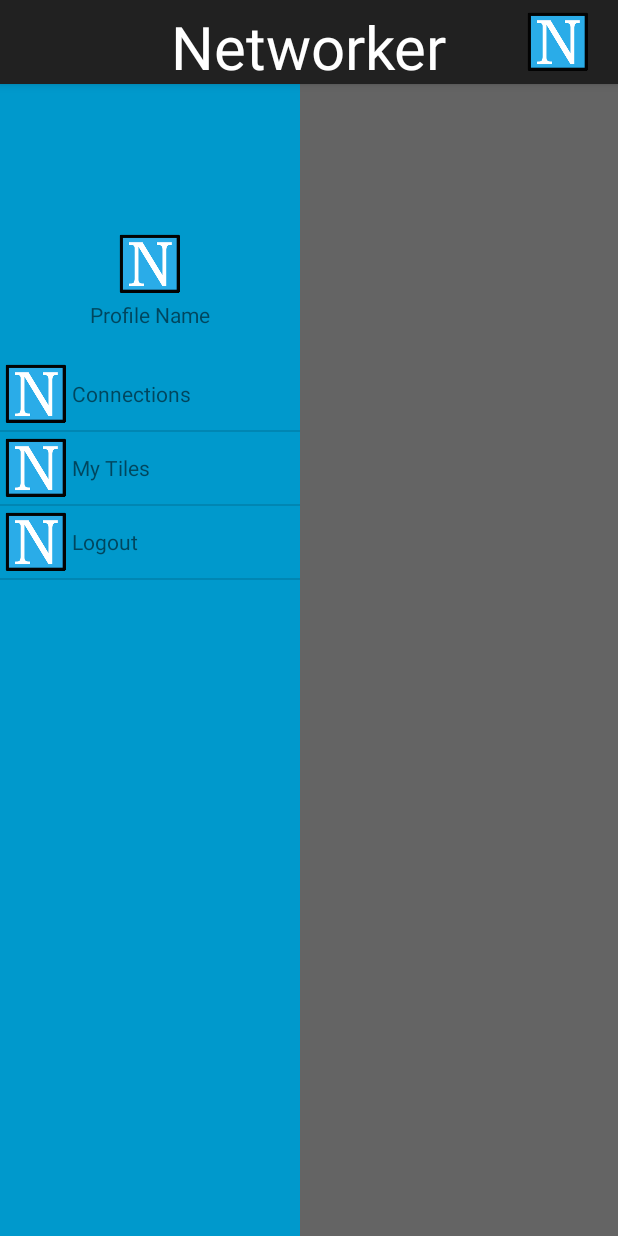
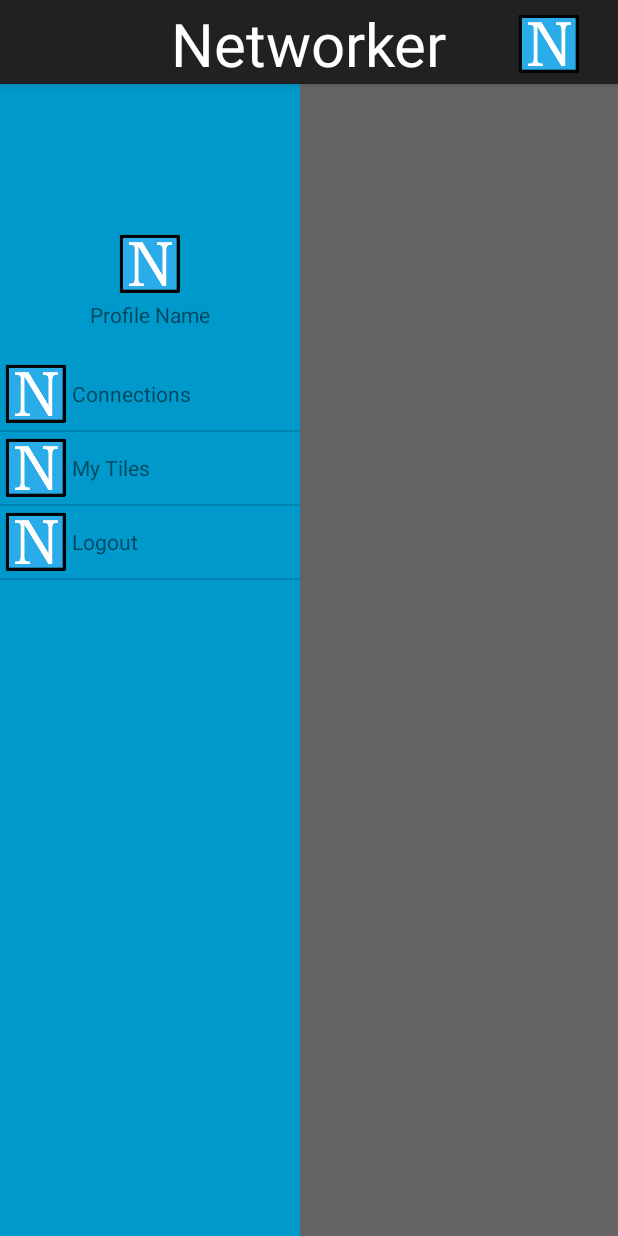
Before and after one commit to eltontian/Networkz, an Android app: the MainActivity screen opened directly, with no data from a screen before it, with the side drawer open, on a phone screen of 412 x 824 dp. Run offline under Robolectric (Android 15) with nearby library versions, the light colour scheme and no system bars; 4 statements that could not run were skipped.

Commit message:
File callback, topbar margin

```diff
--- a/Android-Network/app/src/main/res/layout/action_bar_layout.xml
+++ b/Android-Network/app/src/main/res/layout/action_bar_layout.xml
@@ -1,7 +1,8 @@
 <?xml version="1.0" encoding="utf-8"?>
 <RelativeLayout xmlns:android="http://schemas.android.com/apk/res/android"
     android:orientation="vertical" android:layout_width="match_parent"
-    android:layout_height="match_parent">
+    android:layout_height="match_parent"
+    android:paddingRight="6dp">
 
     <ImageButton
         android:layout_width="wrap_content"
@@ -10,7 +11,8 @@
         android:background="@drawable/ic_launcher"
         android:layout_alignParentTop="true"
         android:layout_alignParentLeft="true"
-        android:visibility="invisible" />
+        android:visibility="invisible"
+        android:layout_alignParentRight="false" />
 
     <ImageButton
         android:layout_width="wrap_content"
@@ -19,7 +21,8 @@
         android:layout_gravity="right"
         android:background="@drawable/ic_launcher"
         android:layout_alignParentTop="true"
-        android:layout_alignParentRight="true" />
+        android:layout_alignParentRight="true"
+        android:layout_marginTop="3dp" />
 
     <TextView
         android:layout_width="wrap_content"
```
Also changed, not shown: Android-Network/app/src/main/java/elton/networker/TileCreateActivity.java (+14 -4 lines).
